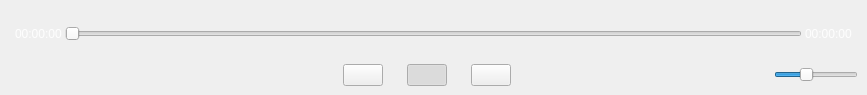
Mtr1994/DeskMediaPlayer, file Widget/widgetmediacontrol.ui: the form before one commit.
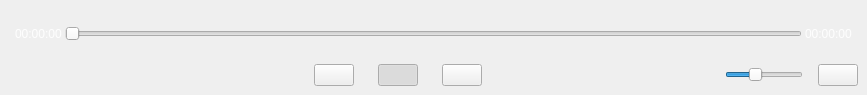
The form after the commit. Icons and pictures are not drawn.

Diff of the .ui file:
```diff
--- a/Widget/widgetmediacontrol.ui
+++ b/Widget/widgetmediacontrol.ui
@@ -209,6 +209,32 @@
           </property>
          </widget>
         </item>
+        <item>
+         <spacer name="horizontalSpacer_4">
+          <property name="orientation">
+           <enum>Qt::Horizontal</enum>
+          </property>
+          <property name="sizeType">
+           <enum>QSizePolicy::Fixed</enum>
+          </property>
+          <property name="sizeHint" stdset="0">
+           <size>
+            <width>9</width>
+            <height>20</height>
+           </size>
+          </property>
+         </spacer>
+        </item>
+        <item>
+         <widget class="QPushButton" name="btnFullScreen">
+          <property name="focusPolicy">
+           <enum>Qt::NoFocus</enum>
+          </property>
+          <property name="text">
+           <string/>
+          </property>
+         </widget>
+        </item>
        </layout>
       </item>
       <item row="0" column="0" colspan="5">
```
Left out of the diff: 2 changed lines with no effect on the pictures.
